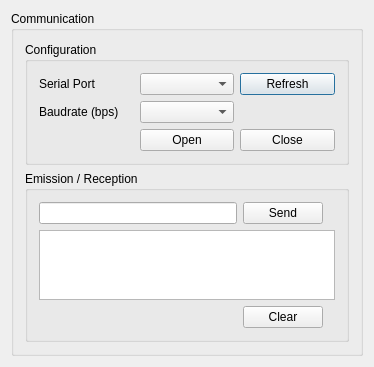
Above: InterfaceDSPIC.ui from GaruPeng/MicroTIP-GUI before the change. Below: the same form after it.
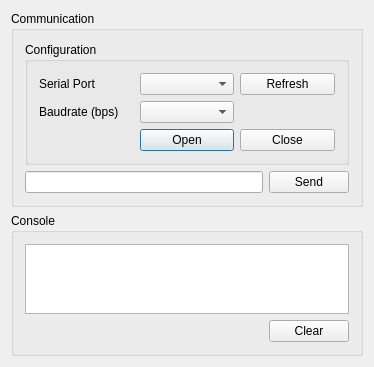
That is the form after the change.

Commit message:
Change the Received Information TextEdit into a Console
The console can display information other than the Sent/Received Message.
It is now separated from the status of the SerialCommunication

Diff of the .ui file:
```diff
--- a/InterfaceDSPIC.ui
+++ b/InterfaceDSPIC.ui
@@ -29,30 +29,6 @@
          <bool>false</bool>
         </property>
         <layout class="QGridLayout" name="gridLayout_3">
-         <item row="0" column="0">
-          <widget class="QLabel" name="lblSerialNames">
-           <property name="text">
-            <string>Serial Port</string>
-           </property>
-          </widget>
-         </item>
-         <item row="1" column="0">
-          <widget class="QLabel" name="lblBaudRates">
-           <property name="text">
-            <string>Baudrate (bps)</string>
-           </property>
-          </widget>
-         </item>
-         <item row="0" column="2">
-          <widget class="QPushButton" name="btnRefreshSerialNames">
-           <property name="text">
-            <string>Refresh</string>
-           </property>
-          </widget>
-         </item>
-         <item row="0" column="1">
-          <widget class="QComboBox" name="cmbSerialNames"/>
-         </item>
          <item row="1" column="1">
           <widget class="QComboBox" name="cmbBaudRates"/>
          </item>
@@ -63,6 +39,13 @@
            </property>
           </widget>
          </item>
+         <item row="0" column="2">
+          <widget class="QPushButton" name="btnRefreshSerialNames">
+           <property name="text">
+            <string>Refresh</string>
+           </property>
+          </widget>
+         </item>
          <item row="2" column="2">
           <widget class="QPushButton" name="btnCloseCommunicationWithMicrocontroller">
            <property name="text">
@@ -70,53 +53,70 @@
            </property>
           </widget>
          </item>
-        </layout>
-       </widget>
-      </item>
-      <item row="5" column="0" colspan="2">
-       <widget class="QGroupBox" name="gpbCommuniationEmissionReception">
-        <property name="title">
-         <string>Emission / Reception</string>
-        </property>
-        <layout class="QGridLayout" name="gridLayout_4">
-         <item row="2" column="0" colspan="4">
-          <widget class="QTextEdit" name="teReceivedInformation">
-           <property name="enabled">
-            <bool>true</bool>
-           </property>
-           <property name="readOnly">
-            <bool>true</bool>
-           </property>
-           <property name="acceptRichText">
-            <bool>true</bool>
-           </property>
-          </widget>
-         </item>
          <item row="0" column="0">
-          <widget class="QLineEdit" name="leMessageToSend">
-           <property name="minimumSize">
-            <size>
-             <width>50</width>
-             <height>0</height>
-            </size>
+          <widget class="QLabel" name="lblSerialNames">
+           <property name="text">
+            <string>Serial Port</string>
            </property>
           </widget>
          </item>
          <item row="0" column="1">
-          <widget class="QPushButton" name="btnSendMessage">
-           <property name="text">
-            <string>Send</string>
-           </property>
-          </widget>
+          <widget class="QComboBox" name="cmbSerialNames"/>
          </item>
-         <item row="3" column="1">
-          <widget class="QPushButton" name="btnClearTeReceivedInformation">
+         <item row="1" column="0">
+          <widget class="QLabel" name="lblBaudRates">
            <property name="text">
-            <string>Clear</string>
+            <string>Baudrate (bps)</string>
            </property>
           </widget>
          </item>
         </layout>
+       </widget>
+      </item>
+      <item row="1" column="0">
+       <widget class="QLineEdit" name="leMessageToSend">
+        <property name="minimumSize">
+         <size>
+          <width>50</width>
+          <height>0</height>
+         </size>
+        </property>
+       </widget>
+      </item>
+      <item row="1" column="1">
+       <widget class="QPushButton" name="btnSendMessage">
+        <property name="text">
+         <string>Send</string>
+        </property>
+       </widget>
+      </item>
+     </layout>
+    </widget>
+   </item>
+   <item row="1" column="0">
+    <widget class="QGroupBox" name="gbpConsole">
+     <property name="title">
+      <string>Console</string>
+     </property>
+     <layout class="QGridLayout" name="gridLayout_4">
+      <item row="2" column="0" colspan="4">
+       <widget class="QTextEdit" name="teConsole">
+        <property name="enabled">
+         <bool>true</bool>
+        </property>
+        <property name="readOnly">
+         <bool>true</bool>
+        </property>
+        <property name="acceptRichText">
+         <bool>true</bool>
+        </property>
+       </widget>
+      </item>
+      <item row="3" column="3">
+       <widget class="QPushButton" name="btnClearConsole">
+        <property name="text">
+         <string>Clear</string>
+        </property>
        </widget>
       </item>
      </layout>
```
The commit also changes 2 other files.
